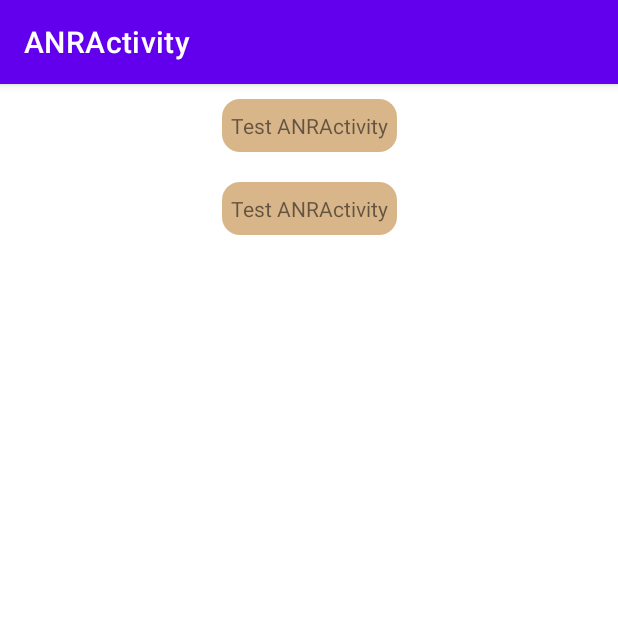
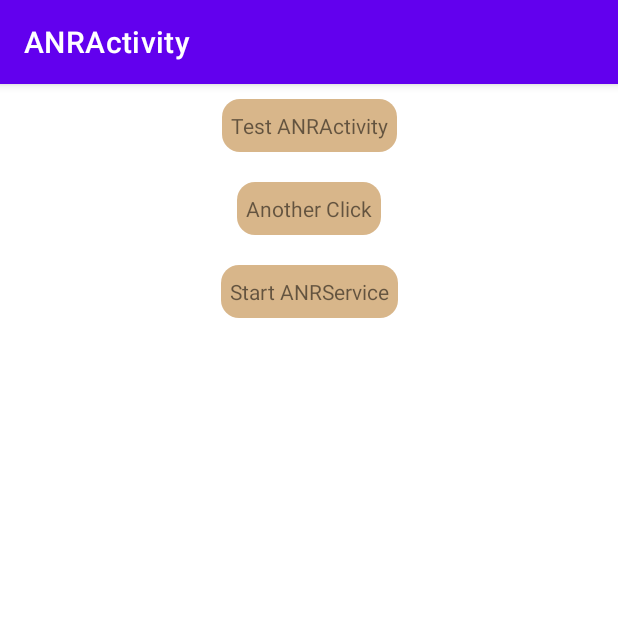
Before and after one commit to ljzjohnliu/JavaStudy, an Android app: the ANRActivity screen opened directly, with no data from a screen before it, on a phone screen of 412 x 824 dp, the top half of it. Run offline under Robolectric (Android 15) with nearby library versions, the phone set to English and light mode, and no system bars.

Commit message:
Service中的ANR

```diff
--- a/app/src/main/AndroidManifest.xml
+++ b/app/src/main/AndroidManifest.xml
@@ -40,6 +40,12 @@
             android:name="com.study.android.anr.ANRActivity"
             android:exported="true"
             android:label="ANRActivity" />
+
+        <service
+            android:name="com.study.android.anr.ANRService"
+            android:exported="true"
+            android:label="anr_service"
+            android:priority="1000" />
     </application>
 
 </manifest>
--- a/app/src/main/java/com/study/android/anr/ANRActivity.java
+++ b/app/src/main/java/com/study/android/anr/ANRActivity.java
@@ -13,6 +13,7 @@ public class ANRActivity extends AppCompatActivity {
 
     private TextView sleepTv;
     private TextView otherTv;
+    private TextView startServiceTv;
 
     @Override
     protected void onCreate(Bundle savedInstanceState) {
@@ -20,6 +21,7 @@ public class ANRActivity extends AppCompatActivity {
         setContentView(R.layout.activity_anr);
         sleepTv = findViewById(R.id.sleep_tv);
         otherTv = findViewById(R.id.other_tv);
+        startServiceTv = findViewById(R.id.start_service);
 
         /**
          * 1.对Thread.sleep(long duration)的认知。
@@ -59,11 +61,11 @@ public class ANRActivity extends AppCompatActivity {
             sleepTv.setText("sleepTv 30s!!");
         });
 
-        otherTv.setOnClickListener(new View.OnClickListener() {
-            @Override
-            public void onClick(View v) {
-                Log.d("TAG", "otherTv, is onClicked!!!");
-            }
+        otherTv.setOnClickListener(v -> Log.d("TAG", "otherTv, is onClicked!!!"));
+
+        startServiceTv.setOnClickListener(v -> {
+            Log.d("TAG", "startServiceTv, is onClicked!!!");
+            ANRService.startUpdate(ANRActivity.this, "http://moni-download.com");
         });
     }
 }
--- a/app/src/main/res/layout/activity_anr.xml
+++ b/app/src/main/res/layout/activity_anr.xml
@@ -27,9 +27,22 @@
         android:background="@drawable/bg_12dp_yellow"
         android:paddingHorizontal="6dp"
         android:paddingVertical="8dp"
-        android:text="Test ANRActivity"
+        android:text="Another Click"
         app:layout_constraintLeft_toLeftOf="parent"
         app:layout_constraintRight_toRightOf="parent"
         app:layout_constraintTop_toBottomOf="@+id/sleep_tv" />
 
+    <TextView
+        android:id="@+id/start_service"
+        android:layout_width="wrap_content"
+        android:layout_height="wrap_content"
+        android:layout_marginTop="20dp"
+        android:background="@drawable/bg_12dp_yellow"
+        android:paddingHorizontal="6dp"
+        android:paddingVertical="8dp"
+        android:text="Start ANRService"
+        app:layout_constraintLeft_toLeftOf="parent"
+        app:layout_constraintRight_toRightOf="parent"
+        app:layout_constraintTop_toBottomOf="@+id/other_tv" />
+
 </androidx.constraintlayout.widget.ConstraintLayout>
```
Also changed, not shown: app/src/main/java/com/study/android/anr/ANRService.java (added, +70 -0 lines).
